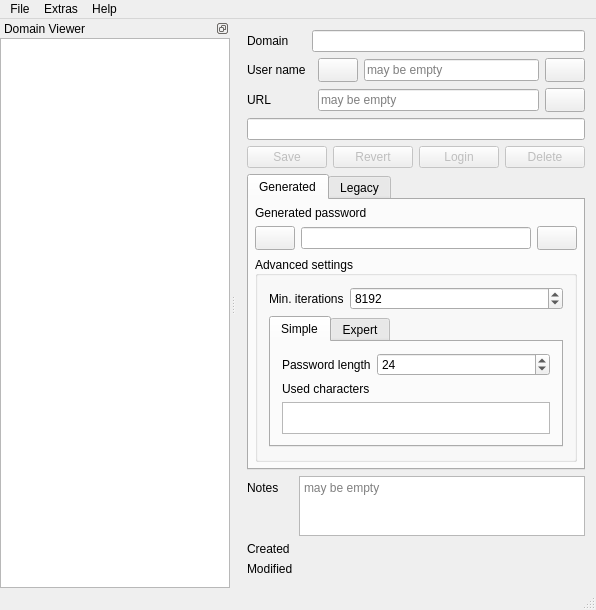
Qt form Qt-SESAM/mainwindow.ui (607011/Qt-SESAM) before a commit.
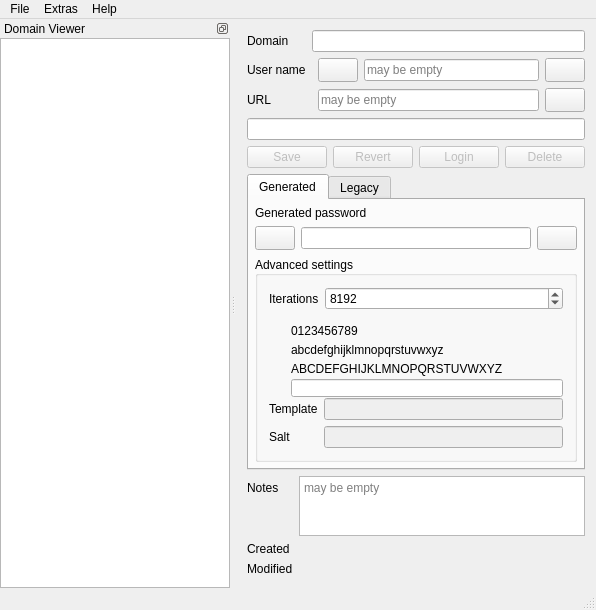
The same form after that commit. The open tabs and pages were chosen to show the change. Icons and pictures are not drawn. Custom widgets are drawn as their Qt base class.

Commit message: adapted ui to master

```diff
--- a/Qt-SESAM/mainwindow.ui
+++ b/Qt-SESAM/mainwindow.ui
@@ -402,7 +402,7 @@
              <item row="0" column="0">
               <widget class="QLabel" name="label_3">
                <property name="text">
-                <string>Min. iterations</string>
+                <string>Iterations</string>
                </property>
               </widget>
              </item>
@@ -425,80 +425,6 @@
             </layout>
            </item>
            <item>
-            <widget class="QTabWidget" name="tabWidgetVersions">
-             <property name="currentIndex">
-              <number>1</number>
-             </property>
-             <widget class="QWidget" name="tabV2">
-              <property name="enabled">
-               <bool>true</bool>
-              </property>
-              <attribute name="title">
-               <string>Simple</string>
-              </attribute>
-              <layout class="QVBoxLayout" name="verticalLayout">
-               <item>
-                <layout class="QFormLayout" name="formLayout_2">
-                 <property name="leftMargin">
-                  <number>0</number>
-                 </property>
-                 <item row="0" column="0">
-                  <widget class="QLabel" name="label_6">
-                   <property name="text">
-                    <string>Password length</string>
-                   </property>
-                  </widget>
-                 </item>
-                 <item row="0" column="1">
-                  <widget class="QSpinBox" name="passwordLengthSpinBox">
-                   <property name="minimum">
-                    <number>4</number>
-                   </property>
-                   <property name="value">
-                    <number>24</number>
-                   </property>
-                  </widget>
-                 </item>
-                </layout>
-               </item>
-               <item>
-                <widget class="QLabel" name="label_15">
-                 <property name="text">
-                  <string>Used characters</string>
-                 </property>
-                </widget>
-               </item>
-               <item>
-                <widget class="QPlainTextEdit" name="usedCharactersPlainTextEdit">
-                 <property name="maximumSize">
-                  <size>
-                   <width>16777215</width>
-                   <height>60</height>
-                  </size>
-                 </property>
-                </widget>
-               </item>
-               <item>
-                <spacer name="verticalSpacer_3">
-                 <property name="orientation">
-                  <enum>Qt::Vertical</enum>
-                 </property>
-                 <property name="sizeHint" stdset="0">
-                  <size>
-                   <width>20</width>
-                   <height>40</height>
-                  </size>
-                 </property>
-                </spacer>
-               </item>
-              </layout>
-             </widget>
-             <widget class="QWidget" name="tabV3">
-              <attribute name="title">
-               <string>Expert</string>
-              </attribute>
-              <layout class="QVBoxLayout" name="vLayoutV3">
-               <item>
                 <layout class="QGridLayout" name="selectorGridLayout">
                  <property name="sizeConstraint">
                   <enum>QLayout::SetMinimumSize</enum>
@@ -657,24 +583,6 @@
                 </layout>
                </item>
                <item>
-                <widget class="QLineEdit" name="saltBase64LineEdit">
-                 <property name="visible">
-                  <bool>false</bool>
-                 </property>
-                </widget>
-               </item>
-               <item>
-                <widget class="QLineEdit" name="passwordTemplateLineEdit">
-                 <property name="visible">
-                  <bool>false</bool>
-                 </property>
-                </widget>
-               </item>
-              </layout>
-             </widget>
-            </widget>
-           </item>
-           <item>
             <spacer name="verticalSpacer_4">
              <property name="orientation">
               <enum>Qt::Vertical</enum>
@@ -690,6 +598,56 @@
              </property>
             </spacer>
            </item>
+           <item>
+            <layout class="QFormLayout" name="extraInfoFormLayout">
+             <property name="topMargin">
+              <number>0</number>
+             </property>
+             <item row="0" column="1">
+              <widget class="QLineEdit" name="passwordTemplateLineEdit">
+               <property name="enabled">
+                <bool>false</bool>
+               </property>
+               <property name="toolTip">
+                <string>Password template (FYI)</string>
+               </property>
+               <property name="inputMask">
+                <string notr="true"/>
+               </property>
+               <property name="readOnly">
+                <bool>true</bool>
+               </property>
+              </widget>
+             </item>
+             <item row="1" column="1">
+              <widget class="QLineEdit" name="saltBase64LineEdit">
+               <property name="enabled">
+                <bool>false</bool>
+               </property>
+               <property name="toolTip">
+                <string>Base64 encoded salt (FYI)</string>
+               </property>
+               <property name="readOnly">
+                <bool>true</bool>
+               </property>
+              </widget>
+             </item>
+             <item row="0" column="0">
+              <widget class="QLabel" name="label_6">
+               <property name="text">
+                <string>Template</string>
+               </property>
+              </widget>
+             </item>
+             <item row="1" column="0">
+              <widget class="QLabel" name="label_9">
+               <property name="text">
+                <string>Salt</string>
+               </property>
+              </widget>
+             </item>
+            </layout>
+           </item>
           </layout>
          </widget>
         </item>
```
Left out of the diff: 12 changed lines with no effect on the pictures. Lines whose indentation alone changed are shown as unchanged. The commit also changes 1 other file.
